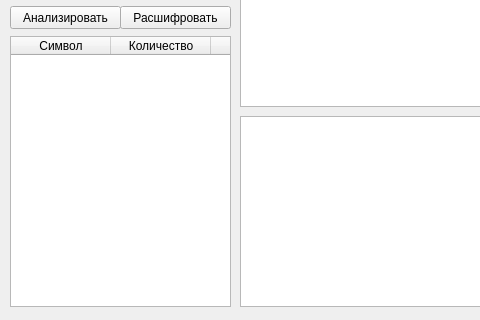
Old version of the form mainwindow.ui in the repository coplant/cm-lab-14; both pictures show x 0 to 480 and y 113 to 433 of the 750 by 433 pixel window.
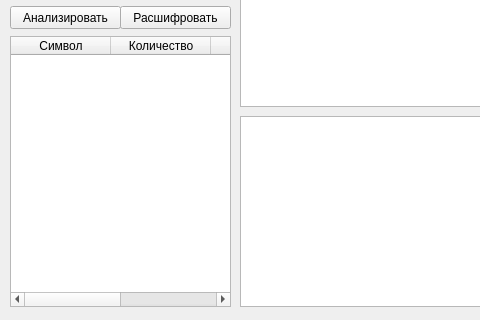
New version of the form.

Commit message: add: get key and frequency table

```diff
--- a/mainwindow.ui
+++ b/mainwindow.ui
@@ -62,7 +62,7 @@
                     <bool>true</bool>
                 </property>
                 <property name="horizontalScrollBarPolicy">
-                    <enum>Qt::ScrollBarAlwaysOff</enum>
+                    <enum>Qt::ScrollBarAsNeeded</enum>
                 </property>
                 <property name="sizeAdjustPolicy">
                     <enum>QAbstractScrollArea::AdjustToContentsOnFirstShow</enum>
@@ -80,7 +80,7 @@
                     <bool>true</bool>
                 </property>
                 <property name="columnCount">
-                    <number>3</number>
+                    <number>4</number>
                 </property>
                 <attribute name="horizontalHeaderShowSortIndicator" stdset="0">
                     <bool>false</bool>
@@ -100,7 +100,12 @@
                 </column>
                 <column>
                     <property name="text">
-                        <string>%</string>
+                        <string>Текущее</string>
+                    </property>
+                </column>
+                <column>
+                    <property name="text">
+                        <string>Ожидаемое</string>
                     </property>
                 </column>
             </widget>
```
The commit also changes 2 other files.
